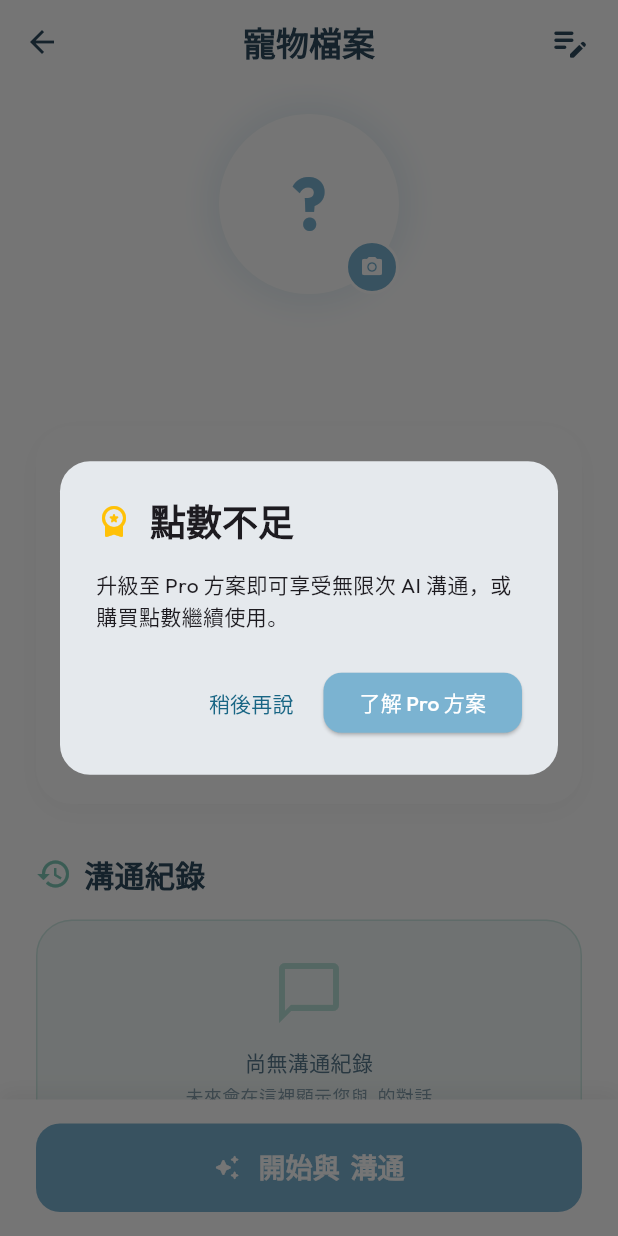
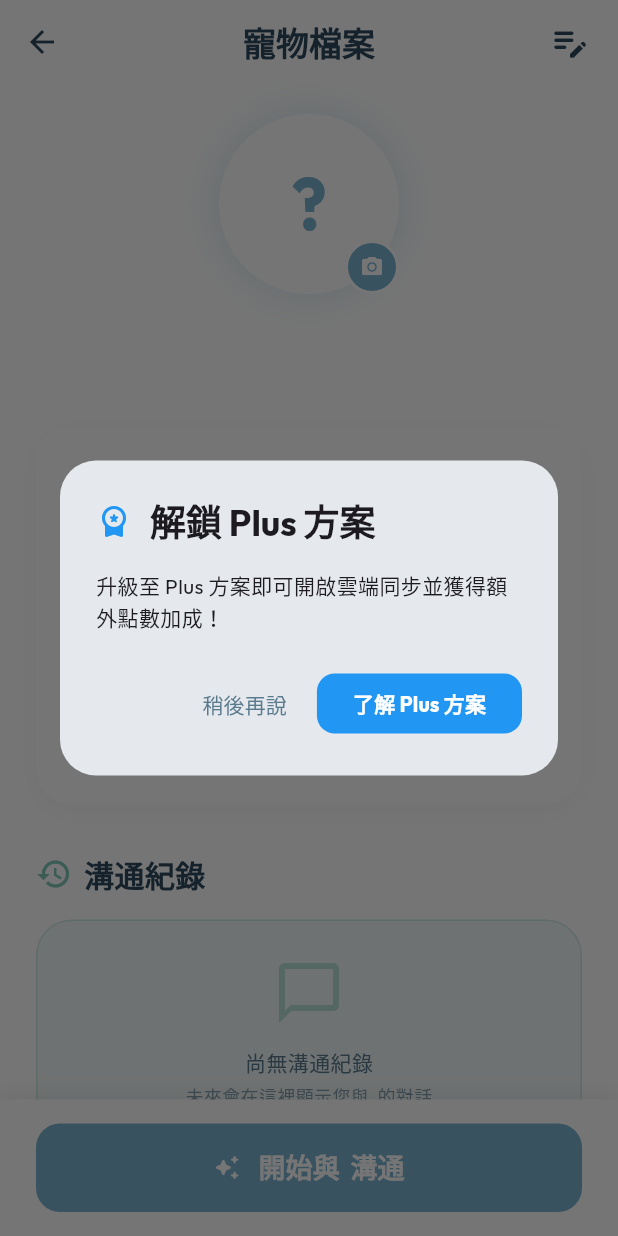
Before and after one commit to s22305157/ai-pet-communication, a Flutter app: the PetDetailScreen screen opened directly with empty values, after a tap on an icon or button, on a phone screen of 412 x 824 dp. Run offline on Flutter 3.47's test engine with Material 3 defaults, Android fonts, the phone set to English and light mode, and no system bars; our stand-ins replace cloud_firestore, firebase_auth, firebase_core, firebase_storage, google_fonts, google_sign_in and 3 more; accounts and stored records are empty.

Commit message:
PAWLINK v0.0.3：最終微調 - 會員分級升級架構 (Free->Plus->Pro)

```diff
--- a/lib/screens/pets/pet_detail_screen.dart
+++ b/lib/screens/pets/pet_detail_screen.dart
@@ -519,17 +519,21 @@ class _PetDetailScreenState extends State<PetDetailScreen> {
 
     if (user == null) return;
 
-    final isPro = user.membershipType == 'pro' || user.membershipType == 'plus';
+    final type = user.membershipType.toLowerCase();
 
-    if (isPro) {
-      // Pro 用戶直接進入
+    if (type == 'pro') {
+      // Pro 用戶：無限次使用
       _navigateToAI(context);
-    } else if (user.points > 0) {
-      // Free 用戶且有點數：提示並扣點 (扣點邏輯應在 AI 服務中執行)
-      _showPointConsumptionDialog(context);
+    } else if (type == 'plus') {
+      // Plus 用戶：可能有限制或推薦升級至 Pro
+      _showUpgradeDialog(context, currentTier: 'plus');
     } else {
-      // 無點數：顯示升級彈窗
-      _showUpgradeDialog(context);
+      // Free 用戶
+      if (user.points > 0) {
+        _showPointConsumptionDialog(context);
+      } else {
+        _showUpgradeDialog(context, currentTier: 'free');
+      }
     }
   }
 
@@ -544,13 +548,13 @@ class _PetDetailScreenState extends State<PetDetailScreen> {
     showDialog(
       context: context,
       builder: (context) => AlertDialog(
-        shape: RoundedRectangleBorder(borderRadius: BorderRadius.circular(20)),
-        title: const Text('開始溝通'),
-        content: const Text('本次溝通將消耗 1 PT 點數。確認開始嗎？'),
+        shape: RoundedRectangleBorder(borderRadius: BorderRadius.circular(24)),
+        title: Text('開始溝通', style: GoogleFonts.outfit(fontWeight: FontWeight.bold)),
+        content: const Text('本次溝通將消耗 1 PT 點數。\n升級會員可享優惠或無限次溝通！'),
         actions: [
           TextButton(
             onPressed: () => Navigator.pop(context),
-            child: const Text('取消'),
+            child: Text('稍後', style: GoogleFonts.outfit(color: AppColors.textSecondary)),
           ),
           ElevatedButton(
             onPressed: () {
@@ -560,41 +564,50 @@ class _PetDetailScreenState extends State<PetDetailScreen> {
             style: ElevatedButton.styleFrom(
               backgroundColor: AppColors.primary,
               shape: RoundedRectangleBorder(borderRadius: BorderRadius.circular(12)),
+              elevation: 0,
             ),
-            child: const Text('確認', style: TextStyle(color: Colors.white)),
+            child: const Text('確認扣點', style: TextStyle(color: Colors.white, fontWeight: FontWeight.bold)),
           ),
         ],
       ),
     );
   }
 
-  void _showUpgradeDialog(BuildContext context) {
+  void _showUpgradeDialog(BuildContext context, {required String currentTier}) {
+    final String targetTier = currentTier == 'free' ? 'Plus' : 'Pro';
+    final Color tierColor = currentTier == 'free' ? Colors.blue : Colors.amber;
+    final String message = currentTier == 'free'
+        ? '升級至 Plus 方案即可開啟雲端同步並獲得額外點數加成！'
+        : '升級至 Pro 尊榮方案，即刻享受無限次 AI 溝通與最優先支援。';
+
     showDialog(
       context: context,
       builder: (context) => AlertDialog(
-        shape: RoundedRectangleBorder(borderRadius: BorderRadius.circular(20)),
+        shape: RoundedRectangleBorder(borderRadius: BorderRadius.circular(24)),
         title: Row(
           children: [
-            const Icon(Icons.workspace_premium_rounded, color: Colors.amber),
+            Icon(Icons.workspace_premium_rounded, color: tierColor),
             const SizedBox(width: 12),
-            Text('點數不足', style: GoogleFonts.outfit(fontWeight: FontWeight.bold)),
+            Text('解鎖 $targetTier 方案', style: GoogleFonts.outfit(fontWeight: FontWeight.bold)),
           ],
         ),
-        content: const Text('升級至 Pro 方案即可享受無限次 AI 溝通，或購買點數繼續使用。'),
+        content: Text(message, style: GoogleFonts.outfit()),
         actions: [
           TextButton(
             onPressed: () => Navigator.pop(context),
-            child: const Text('稍後再說'),
+            child: Text('稍後再說', style: GoogleFonts.outfit(color: AppColors.textSecondary)),
           ),
           ElevatedButton(
             onPressed: () {
               Navigator.pop(context);
+              // 導向升級頁面 (SettingsScreen)
             },
             style: ElevatedButton.styleFrom(
-              backgroundColor: AppColors.primary,
+              backgroundColor: tierColor,
               shape: RoundedRectangleBorder(borderRadius: BorderRadius.circular(12)),
+              elevation: 0,
             ),
-            child: const Text('了解 Pro 方案', style: TextStyle(color: Colors.white)),
+            child: Text('了解 $targetTier 方案', style: const TextStyle(color: Colors.white, fontWeight: FontWeight.bold)),
           ),
         ],
       ),
```
Also changed, not shown: lib/home_screen.dart (+26 -13 lines), lib/services/pet_service.dart (+25 -4 lines), 3 other files.
